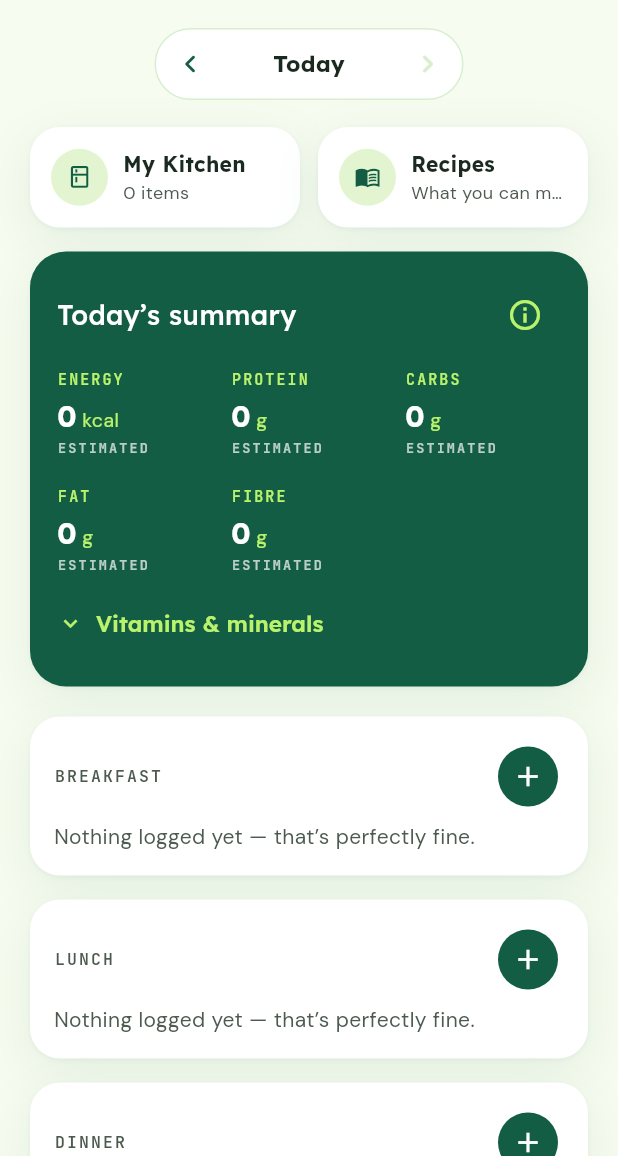
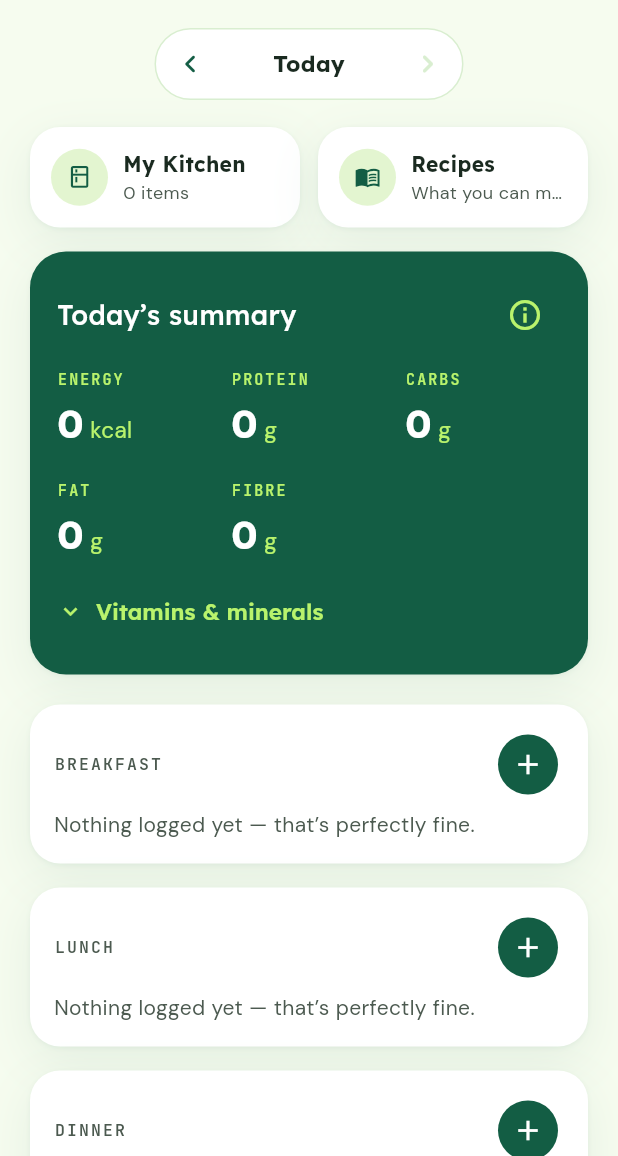
Before and after one commit to leanmuzveba/LIFE-fasting, a Flutter app: the FoodDiaryScreen screen opened directly, on a phone screen of 412 x 824 dp, the part 80-1236 px from its top. Run offline on Flutter 3.47's test engine with Material 3 defaults, Android fonts, the phone set to English and light mode, and no system bars; our stand-ins replace flutter_local_notifications, flutter_riverpod, flutter_svg, image_picker, pedometer, permission_handler and 2 more; missing offline and left inert: mobile_scanner; accounts and stored records are empty.

Commit message:
Food Diary: drop the "Estimated" label under each total, bigger numbers
Totals are explained once by the (i) button; "Partial" and
"Unavailable" still show where data is missing.

Co-Authored-By: Claude Opus 5.5 <noreply@anthropic.com>

```diff
--- a/frontend/lib/features/food/food_diary_screen.dart
+++ b/frontend/lib/features/food/food_diary_screen.dart
@@ -355,19 +355,20 @@ class _Value extends StatelessWidget {
                 children: [
                   TextSpan(
                     text: value == null ? '—' : formatNutrient(value!),
-                    style: AppText.title.copyWith(fontSize: 19, color: AppColors.white),
+                    style: AppText.title.copyWith(fontSize: 26, color: AppColors.white),
                   ),
                   if (value != null)
                     TextSpan(
                       text: ' ${n.unit}',
-                      style: AppText.body.copyWith(fontSize: 13, color: AppColors.accent),
+                      style: AppText.body.copyWith(fontSize: 15, color: AppColors.accent),
                     ),
                 ],
               ),
             ),
           ),
           const SizedBox(height: 2),
-          MonoLabel(status, color: onForestMuted, size: 9),
+          // "Estimated" is explained once by the (i) button; only flag gaps here.
+          if (value == null || partial) MonoLabel(status, color: onForestMuted, size: 9),
         ],
       ),
     );
```
